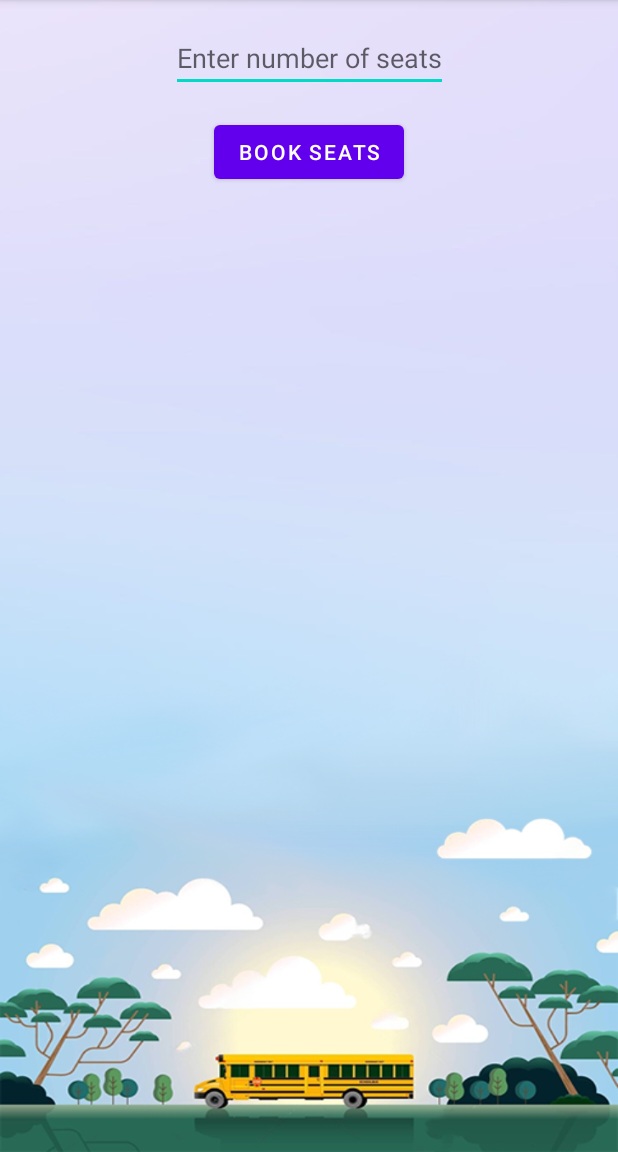
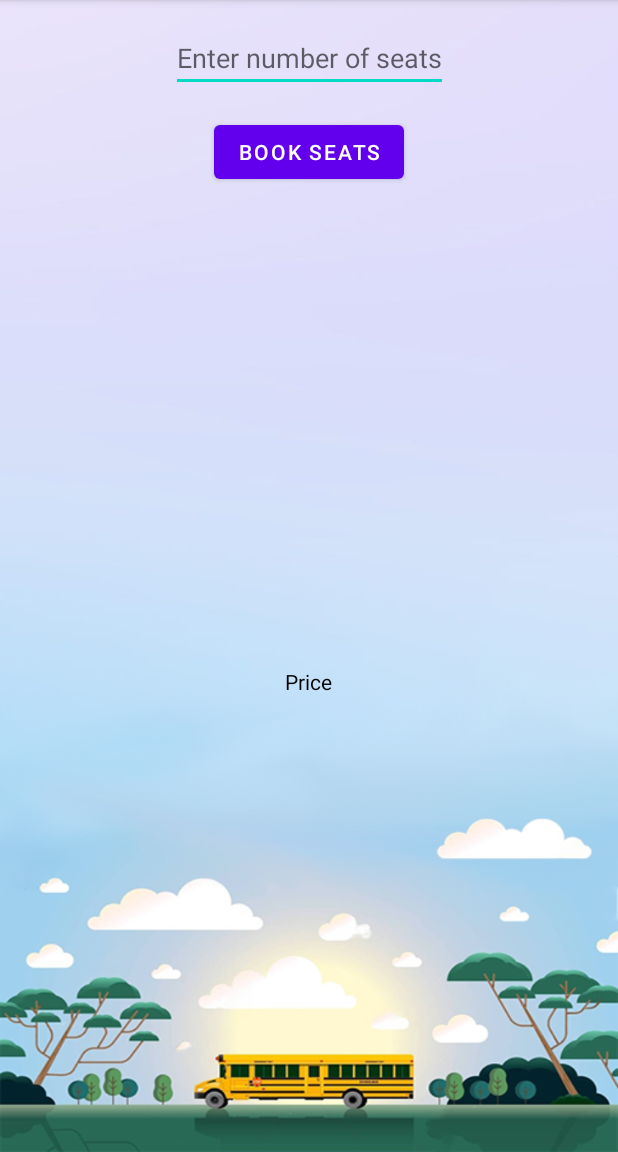
Before and after one commit to IthavinduU/BusGo-, an Android app: the BookSeatsActivity screen opened directly, with no data from a screen before it, on a phone screen of 412 x 824 dp, the part 84-1236 px from its top. Run offline under Robolectric (Android 15) with nearby library versions, the phone set to English and light mode, and no system bars.

Commit message:
Book seats function modifications

```diff
--- a/app/src/main/res/layout/activity_book_seats.xml
+++ b/app/src/main/res/layout/activity_book_seats.xml
@@ -28,4 +28,26 @@
         app:layout_constraintEnd_toEndOf="parent"
         android:layout_marginTop="16dp" />
 
+    <GridLayout
+        android:id="@+id/seatGridLayout"
+        android:layout_width="0dp"
+        android:layout_height="0dp"
+        android:layout_marginTop="16dp"
+        app:layout_constraintTop_toBottomOf="@id/bookButton"
+        app:layout_constraintBottom_toBottomOf="parent"
+        app:layout_constraintStart_toStartOf="parent"
+        app:layout_constraintEnd_toEndOf="parent"
+        app:layout_constraintHorizontal_bias="0.5"
+        app:layout_constraintVertical_bias="0.5">
+
+        <TextView
+            android:id="@+id/seatPriceTextView"
+            android:layout_width="wrap_content"
+            android:layout_height="wrap_content"
+            android:text="Price"
+            android:layout_gravity="center"
+            android:textColor="@android:color/black"
+            android:textSize="14sp" />
+    </GridLayout>
+
 </androidx.constraintlayout.widget.ConstraintLayout>
```
Also changed, not shown: app/src/main/java/com/example/busgo/BookSeatsActivity.kt (+75 -7 lines), app/src/main/res/layout/activity_main.xml (+18 -11 lines).
